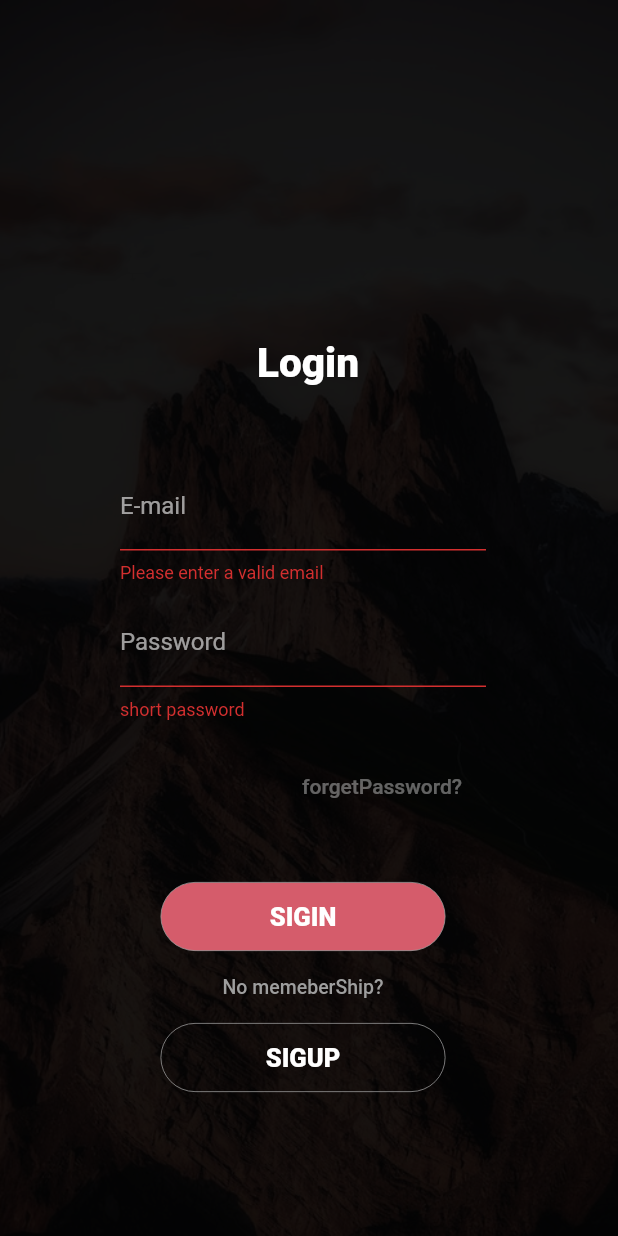
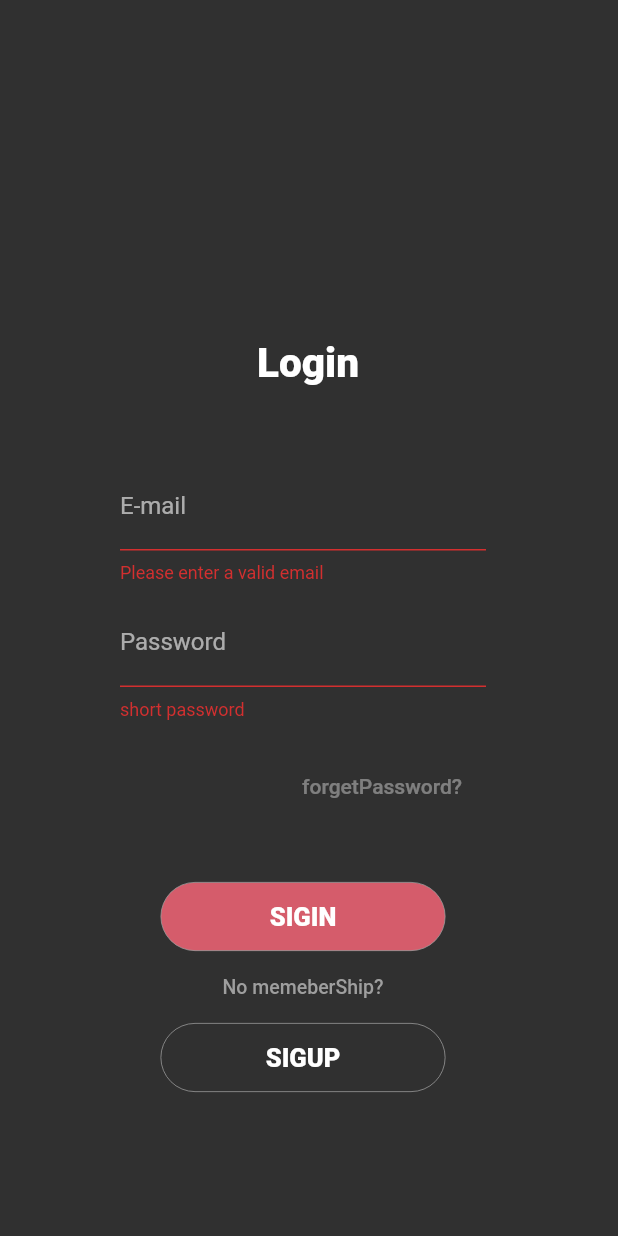
Before and after one commit to Ahmed20Salah/travel_app, a Flutter app: the Authenticate screen opened by its route, after a tap on "SIGIN", on a phone screen of 412 x 824 dp. Run offline on Flutter 3.47's test engine with Material 2 defaults, Android fonts, the phone set to English and light mode, and no system bars; our stand-ins replace image_picker, intro_slider, rxdart, shared_preferences; accounts and stored records are empty.

```diff
--- a/lib/main.dart
+++ b/lib/main.dart
@@ -34,7 +34,7 @@ class AppState extends State<App>{
   @override
   Widget build(BuildContext context) {
     return MaterialApp(
-        home: auth ? Home() : Intro_slide(),
+        home:  Home() ,
         routes: {
           'home' : (BuildContext context) => Home(),
           'auth': (BuildContext context)=> Authenticate()
--- a/lib/pages/auth.dart
+++ b/lib/pages/auth.dart
@@ -25,22 +25,11 @@ class AuthenticateState extends State<Authenticate> {
 
   @override
   Widget build(BuildContext context) {
-    return Stack(children: [
-      Container(
-        constraints: BoxConstraints.expand(),
-        decoration: BoxDecoration(
-            image: DecorationImage(
-                image: AssetImage('assets/adventure.jpg'),
-                fit: BoxFit.cover,
-                colorFilter: ColorFilter.mode(
-                    Colors.black.withOpacity(.9), BlendMode.darken))),
-      ),
-      ScopedModel<UserScope>(
+    return ScopedModel<UserScope>(
         model: UserScope(),
         child: ScopedModelDescendant(
             builder: (BuildContext context, Widget child, UserScope model) {
           return Scaffold(
-              backgroundColor: Colors.transparent,
             body: Container(
               padding: EdgeInsets.only(left: 80.0, right: 88.0, top: 130.0),
               child: Center(
@@ -59,8 +48,7 @@ class AuthenticateState extends State<Authenticate> {
                         ),
                         _auth == Auth.SignUp
                             ? TextFormField(
-                                  decoration:
-                                      InputDecoration(labelText: 'Name'),
+                                decoration: InputDecoration(labelText: 'Name'),
                                 onSaved: (String value) {
                                   _formData['userName'] = value;
                                 },
@@ -123,8 +111,8 @@ class AuthenticateState extends State<Authenticate> {
                                 height: 46.0,
                                 decoration: BoxDecoration(
                                   color: Color.fromRGBO(213, 92, 107, 1),
-                                    border: Border.all(
-                                        color: Colors.grey, width: .5),
+                                  border:
+                                      Border.all(color: Colors.grey, width: .5),
                                   borderRadius: BorderRadius.circular(30.0),
                                 ),
                                 child: FlatButton(
@@ -148,22 +136,20 @@ class AuthenticateState extends State<Authenticate> {
                             _auth == Auth.Login
                                 ? 'No memeberShip?'
                                 : 'have an account already!',
-                              style:
-                                  TextStyle(color: Colors.grey, fontSize: 13),
+                            style: TextStyle(color: Colors.grey, fontSize: 13),
                           ),
                         ),
                         Container(
                           width: 190.0,
                           height: 46.0,
                           decoration: BoxDecoration(
-                                border:
-                                    Border.all(color: Colors.grey, width: .5),
+                              border: Border.all(color: Colors.grey, width: .5),
                               borderRadius: BorderRadius.circular(30.0),
                               color: _auth == Auth.Login
                                   ? Color.fromRGBO(0, 0, 0, 0)
                                   : Color.fromRGBO(213, 92, 107, 1)),
                           child: FlatButton(
-                              onPressed: () {
+                            onPressed: ()  {
                               setState(() {
                                 _auth = Auth.SignUp;
                               });
@@ -171,8 +157,7 @@ class AuthenticateState extends State<Authenticate> {
                               },
                             child: Text('SIGUP',
                                 style: TextStyle(
-                                      fontSize: 17,
-                                      fontWeight: FontWeight.w900)),
+                                    fontSize: 17, fontWeight: FontWeight.w900)),
                           ),
                         ),
                       ],
@@ -182,8 +167,7 @@ class AuthenticateState extends State<Authenticate> {
               ),
             ),
           );
-          }))
-    ]);
+        }));
   }
 
   void _submitForm(model) async {
@@ -192,11 +176,11 @@ class AuthenticateState extends State<Authenticate> {
     }
     print('submitform');
     _formState.currentState.save();
-    Map<String, dynamic> response= await model.authenticate(
+    Map<String, dynamic> response;
+    response = await model.authenticate(
         email: _formData['Email'],
         password: _formData['password'],
-        auth: _auth,
-        username: _formData['userName']);
+        auth: _auth , username: _formData['userName']);
     if (response['success']) {
       debugPrint(response['message']);
       Navigator.of(context).pushReplacementNamed('home');
--- a/lib/pages/camer.dart
+++ b/lib/pages/camer.dart
@@ -1,7 +1,5 @@
 import 'package:flutter/material.dart';
 import 'dart:io';
-import 'package:scoped_model/scoped_model.dart';
-import '../scope_models/post_scope.dart';
 
 class Post extends StatelessWidget {
   final File _imageFile;
--- a/lib/pages/intro_slide.dart
+++ b/lib/pages/intro_slide.dart
@@ -1,5 +1,6 @@
 import 'package:flutter/material.dart';
 import 'package:intro_slider/intro_slider.dart';
+import 'package:intro_slider/slide_object.dart';
 
 class Intro_slide extends StatelessWidget{
  List<Slide> _slides = [
--- a/lib/pages/search.dart
+++ b/lib/pages/search.dart
@@ -36,7 +36,7 @@ class Search extends StatelessWidget {
                       image: AssetImage('assets/dawn.jpg'),
                       fit: BoxFit.cover,
                       colorFilter: ColorFilter.mode(
-                          Colors.black.withOpacity(.6), BlendMode.darken))),
+                          Colors.black.withOpacity(.6), BlendMode.dstOver))),
               child: Column(
                 children: <Widget>[
                   Text(
--- a/lib/scope_models/post_scope.dart
+++ b/lib/scope_models/post_scope.dart
@@ -8,8 +8,8 @@ class Post_scope extends Model {
         user: Users(
             userName: 'AhmedSalah',
             userEmail: 'Ahmed@tes.com',
-            picture: 'assets/guy-high.jpg'),
-        image: 'assets/dawn-desktop-.jpg',
+            picture: 'assets/home.jpg'),
+        image: 'assets/home.jpg',
         label: 'this From My trip',
         likes: 10,
         favorite: false),
@@ -18,7 +18,7 @@ class Post_scope extends Model {
             userName: 'AhmedSalah',
             userEmail: 'Ahmed@tes.com',
             picture: 'assets/home.jpg'),
-        image: 'assets/landscape.jpg',
+        image: 'assets/home.jpg',
         label: 'this From My trip',
         likes: 10,
         favorite: true),
```
Also changed, not shown: lib/home.dart (+22 -27 lines), lib/pages/category.dart (+8 -6 lines), pubspec.yaml (+14 -17 lines), pubspec.lock (added), 18 other files. Lines whose indentation alone changed are shown as unchanged.
